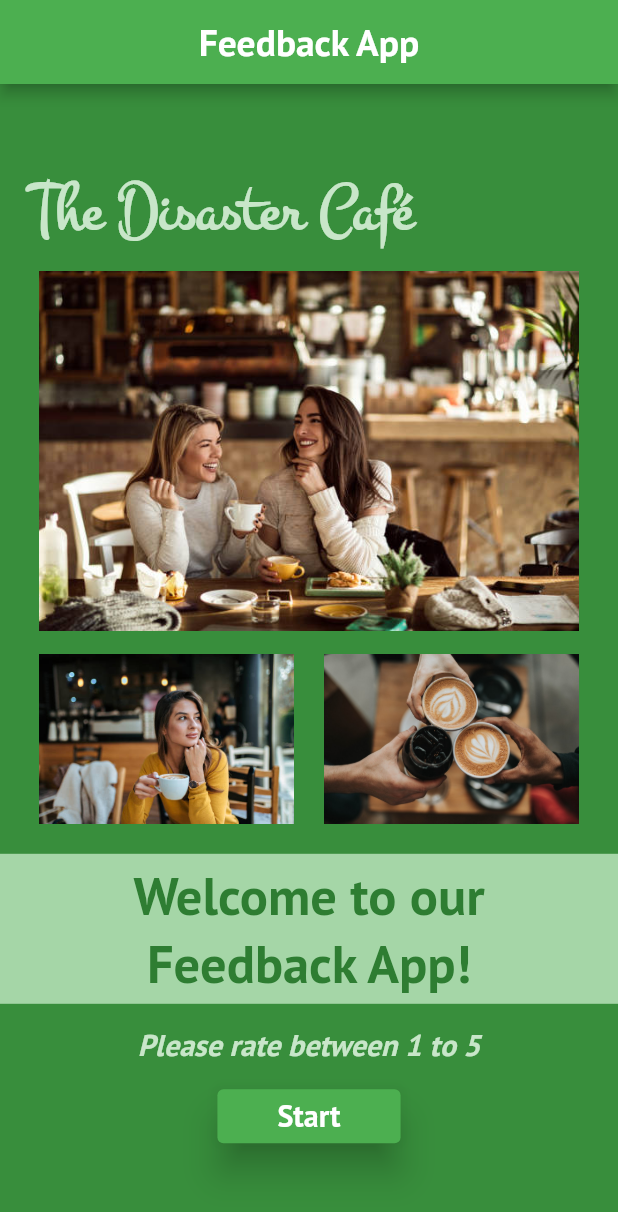
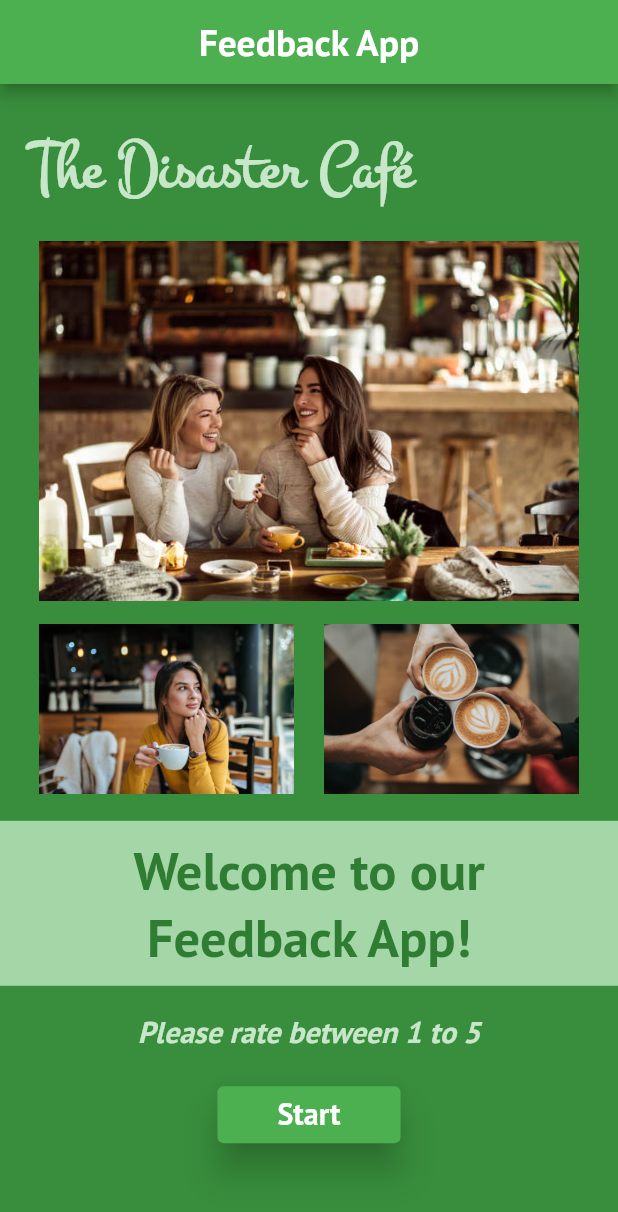
Before and after one commit to puja-vr/feedback-app, a Flutter app: the screen it shows after launch, on a phone screen of 412 x 824 dp. Shown: the top 1212 px of the screen. Run offline on Flutter 3.47's test engine with Material 2 defaults, Android fonts, the phone set to English and light mode, and no system bars; our stand-ins replace get.

Commit message:
small changes

```diff
--- a/lib/restart.dart
+++ b/lib/restart.dart
@@ -1,5 +1,3 @@
-import 'dart:io';
-
 import 'package:flutter/material.dart';
 import 'package:feedback_app/variables.dart';
 import 'package:get/get.dart';
@@ -67,7 +65,9 @@ class _RestartState extends State<Restart> {
               ),
             ),
             SizedBox(height: 30),
-            InkWell(
+            Material(
+              color: Colors.transparent,
+              child: InkWell(
                 onTap: () {
                   Get.back();
                   _v.currentSliderValue = 1;
@@ -75,7 +75,7 @@ class _RestartState extends State<Restart> {
                   _v.index = 0;
                 },
                 child: Container(
-                padding: EdgeInsets.all(12.0),
+                  padding: EdgeInsets.all(15),
                   child: Text(
                     'Restart',
                     style: TextStyle(
@@ -87,6 +87,7 @@ class _RestartState extends State<Restart> {
                   ),
                 ),
               ),
+            ),
           ],
         ),
       ),
--- a/lib/welcome.dart
+++ b/lib/welcome.dart
@@ -1,5 +1,4 @@
 import 'package:feedback_app/rate.dart';
-//import 'package:feedback_app/gridview.dart';
 import 'package:flutter/material.dart';
 import 'package:get/get.dart';
 
@@ -18,8 +17,9 @@ class Welcome extends StatelessWidget {
         decoration: BoxDecoration(color: Colors.green[700]),
         child: Column(
           crossAxisAlignment: CrossAxisAlignment.center,
-          mainAxisAlignment: MainAxisAlignment.center,
+          mainAxisAlignment: MainAxisAlignment.spaceAround,
           children: <Widget>[
+            SizedBox(height: 1),
             Align(
               alignment: Alignment.topLeft,
               child: Padding(
@@ -36,7 +36,9 @@ class Welcome extends StatelessWidget {
                 ),
               ),
             ),
-            SizedBox(height: 10),
+            //SizedBox(height: 10),
+            Column(
+              children: [
                 Container(
                   width: 400,
                   padding: const EdgeInsets.fromLTRB(20, 0, 20, 0),
@@ -67,10 +69,12 @@ class Welcome extends StatelessWidget {
                         ),
                       ),
                     ]),
-            SizedBox(height: 20),
+              ],
+            ),
+            //SizedBox(height: 20),
             Container(
               color: Colors.green[200],
-              height: 100,
+              height: 110,
               child: Center(
                 child: Padding(
                   padding: const EdgeInsets.fromLTRB(50, 0, 50, 0),
@@ -87,7 +91,7 @@ class Welcome extends StatelessWidget {
                 ),
               ),
             ),
-            SizedBox(height: 15),
+            //SizedBox(height: 15),
             Center(
               child: Padding(
                 padding: const EdgeInsets.fromLTRB(50, 0, 50, 0),
@@ -104,11 +108,11 @@ class Welcome extends StatelessWidget {
                 ),
               ),
             ),
-            SizedBox(height: 10),
+            //SizedBox(height: 10),
             ElevatedButton(
               style: ElevatedButton.styleFrom(
                 elevation: 10,
-                padding: EdgeInsets.fromLTRB(40.0, 5.0, 40.0, 5.0),
+                padding: EdgeInsets.fromLTRB(40.0, 6.0, 40.0, 6.0),
               ),
               onPressed: () {
                 Get.to(Rating());
@@ -122,6 +126,7 @@ class Welcome extends StatelessWidget {
                 ),
               ),
             ),
+            SizedBox(height: 30),
           ],
         ),
       ),
```
Lines whose indentation alone changed are shown as unchanged.
